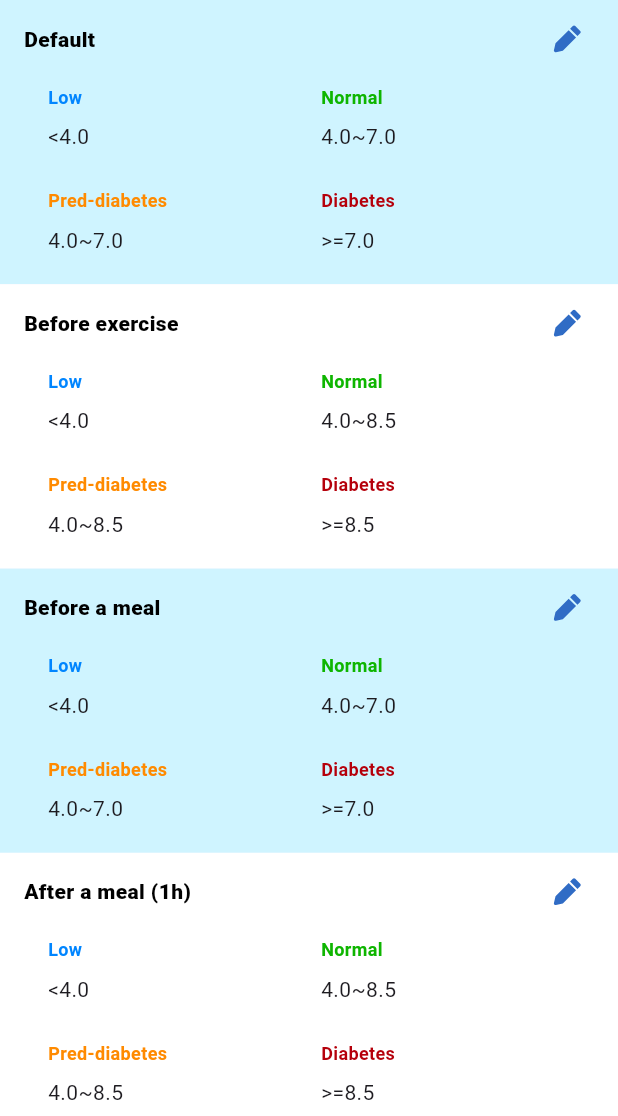
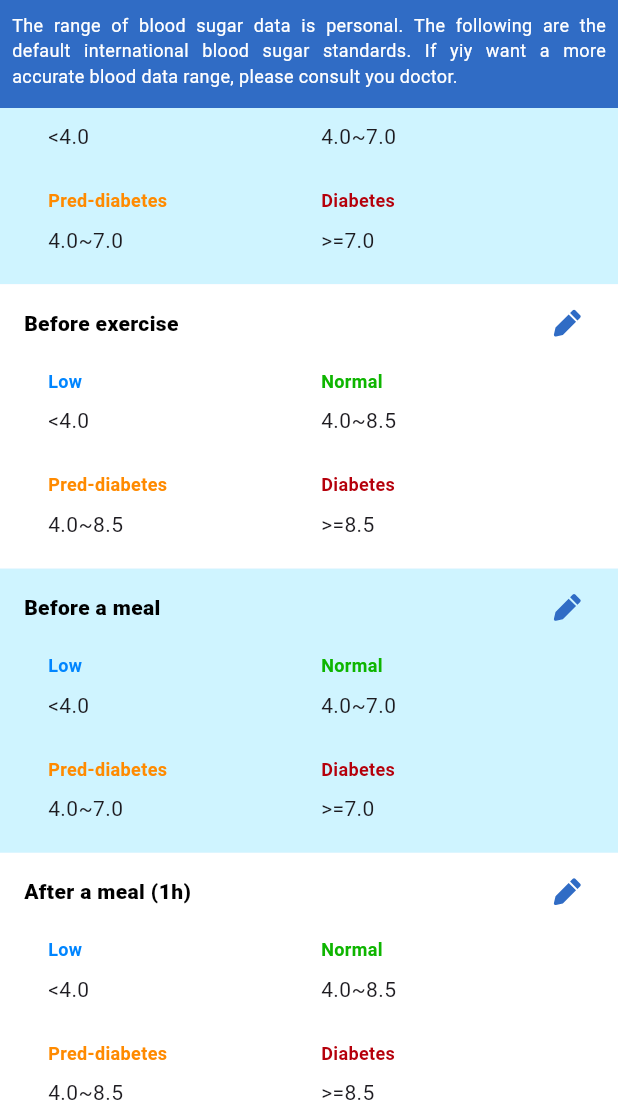
Before and after one commit to Intes-It-Mobile/blood-tracking-app, a Flutter app: the EditRangeScreens screen opened by its route, on a phone screen of 412 x 824 dp, the part 120-1236 px from its top. Run offline on Flutter 3.47's test engine with Material 2 defaults, Android fonts, the phone set to English and light mode, and no system bars; our stand-ins replace flutter_svg; missing offline and left inert: flutter_html_v3, flutter_share, sliding_switch.

Commit message:
fix EditRange

```diff
--- a/assets/lang/en.json
+++ b/assets/lang/en.json
@@ -64,5 +64,7 @@
     "date_and_time":"Date & Time",
     "condition":"Condition",
     "sugar amount":"Sugar Amount",
-    "Edit target range (mmol/L)":"Edit target range (mmol/L)"
+    "edit_target_range":"Edit target range (mmol/L)",
+    "record_remind":"Record_remind",
+    "notification":"The range of blood sugar data is personal. The following are the default international blood sugar standards. If yiy want a more accurate blood data range, please consult you doctor."
 }
--- a/assets/lang/fr.json
+++ b/assets/lang/fr.json
@@ -64,5 +64,7 @@
     "date_and_time":"Date & Time",
     "condition":"Condition",
     "sugar amount":"Sugar Amount",
-    "Edit target range (mmol/L)":"Edit target range (mmol/L)"
+    "edit_target_range":"Edit target range (mmol/L)",
+    "record_remind":"Record remind",
+    "notification":"The range of blood sugar data is personal. The following are the default international blood sugar standards. If yiy want a more accurate blood data range, please consult you doctor."
 }
--- a/assets/lang/vi.json
+++ b/assets/lang/vi.json
@@ -63,5 +63,7 @@
     "date_and_time":"Date & Time",
     "condition":"Condition",
     "sugar amount":"Sugar Amount",
-    "Edit target range (mmol/L)":"Edit target range (mmol/L)"
+    "edit_target_range":"Edit target range (mmol/L)",
+    "record_remind":"Record remind",
+    "notification":"The range of blood sugar data is personal. The following are the default international blood sugar standards. If yiy want a more accurate blood data range, please consult you doctor."
 }
--- a/lib/constants/assets.dart
+++ b/lib/constants/assets.dart
@@ -27,6 +27,8 @@ class Assets {
   static const String iconInfoBook = "assets/icons/ic_info_book.svg";
   static const String iconSwapUnit = "assets/icons/ic_swap_unit.svg";
   static const String iconX = "assets/icons/ic_x.svg";
+  static const String iconEditRange = "assets/icons/ic_edit_pen.svg";
+  static const String iconDelete = "assets/icons/ic_delete.svg";
 
   Assets._();
 }
--- a/lib/routes.dart
+++ b/lib/routes.dart
@@ -2,6 +2,7 @@ import 'package:blood_sugar_tracking/views/edit_range/edit_range_screens.dart';
 import 'package:blood_sugar_tracking/views/home/home_screen.dart';
 import 'package:blood_sugar_tracking/views/infomation/information_detail_screen.dart';
 import 'package:blood_sugar_tracking/views/new_record/new_record_screen.dart';
+import 'package:blood_sugar_tracking/views/record_remind/record_remind_screens.dart';
 import 'package:blood_sugar_tracking/views/setting/abt_us_screen.dart';
 import 'package:blood_sugar_tracking/views/splash/splash_screen.dart';
 import 'package:flutter/cupertino.dart';
@@ -17,6 +18,7 @@ class Routes {
   static const String abt_us = '/abt_us';
   static const String new_record = '/new_record';
   static const String edit_range = '/edit_range';
+  static const String record_remind = '/record_remind';
 
   static final routes = <String, WidgetBuilder>{
     splash: (context) => SplashScreen(),
@@ -25,6 +27,7 @@ class Routes {
     abt_us: (context) => AboutUsScreen(),
     new_record: (context) => NewRecordScreen(),
     edit_range: (context) => EditRangeScreens(),
+    record_remind: (context) => RecordRemindScreens(),
   };
 
   static Route<dynamic>? onGenerateRoute(RouteSettings settings) {
--- a/lib/views/edit_range/edit_range_screens.dart
+++ b/lib/views/edit_range/edit_range_screens.dart
@@ -53,7 +53,7 @@ class _EditRangeScreensState extends State<EditRangeScreens> {
                     ),
                     Expanded(
                       child: Text(
-                        "${AppLocalizations.of(context)!.getTranslate('Edit target range (mmol/L)')}",
+                        "${AppLocalizations.of(context)!.getTranslate('edit_target_range')}",
                         style: AppTheme.Headline20Text,
                         overflow: TextOverflow
                             .ellipsis, // Hiển thị dấu chấm ba khi có tràn
@@ -66,9 +66,11 @@ class _EditRangeScreensState extends State<EditRangeScreens> {
             ),
           ),
         ),
-        body: ListView.builder(
+        body: Stack(
+          children: [
+            ListView.builder(
                 primary: true,
-            physics: BouncingScrollPhysics(),
+                physics: const BouncingScrollPhysics(),
                 itemCount: editTargetRange.length,
                 itemBuilder: (BuildContext context, int index) {
                   return Container(
@@ -94,7 +96,7 @@ class _EditRangeScreensState extends State<EditRangeScreens> {
                                     fontWeight: FontWeight.w800),
                               ),
                               const Spacer(),
-                          SvgPicture.asset('assets/icons/ic_edit_range.svg'),
+                              SvgPicture.asset(Assets.iconEditRange),
                               const SizedBox(
                                 width: 24,
                               )
@@ -112,7 +114,8 @@ class _EditRangeScreensState extends State<EditRangeScreens> {
                                   padding: const EdgeInsets.only(left: 16),
                                   child: Column(
                                     mainAxisAlignment: MainAxisAlignment.start,
-                                crossAxisAlignment: CrossAxisAlignment.start,
+                                    crossAxisAlignment:
+                                        CrossAxisAlignment.start,
                                     children: [
                                       Text(
                                         "${AppLocalizations.of(context)!.getTranslate('low')}",
@@ -150,7 +153,9 @@ class _EditRangeScreensState extends State<EditRangeScreens> {
                                     const SizedBox(
                                       height: 8,
                                     ),
-                                Text('${editTargetRange[index].min.toString()}'+'~'+'${editTargetRange[index].max.toString()}'),
+                                    Text('${editTargetRange[index].min.toString()}' +
+                                        '~' +
+                                        '${editTargetRange[index].max.toString()}'),
                                   ],
                                 ),
                               ),
@@ -168,7 +173,8 @@ class _EditRangeScreensState extends State<EditRangeScreens> {
                                   padding: const EdgeInsets.only(left: 16),
                                   child: Column(
                                     mainAxisAlignment: MainAxisAlignment.start,
-                                crossAxisAlignment: CrossAxisAlignment.start,
+                                    crossAxisAlignment:
+                                        CrossAxisAlignment.start,
                                     children: [
                                       Text(
                                         "${AppLocalizations.of(context)!.getTranslate('pre_diabetes')}",
@@ -182,8 +188,9 @@ class _EditRangeScreensState extends State<EditRangeScreens> {
                                       const SizedBox(
                                         height: 8,
                                       ),
-                                  Text(
-                                      '${editTargetRange[index].min.toString()}'+'~'+'${editTargetRange[index].max.toString()}'),
+                                      Text('${editTargetRange[index].min.toString()}' +
+                                          '~' +
+                                          '${editTargetRange[index].max.toString()}'),
                                     ],
                                   ),
                                 ),
@@ -217,7 +224,22 @@ class _EditRangeScreensState extends State<EditRangeScreens> {
                       ),
                     ),
                   );
-            }));
+                }),
+            Container(
+              padding: const EdgeInsets.all(8),
+              height: 72,
+              width: double.infinity,
+              color: AppColors.AppColor4,
+              child: Text(
+                "${AppLocalizations.of(context)!.getTranslate('notification')}",
+                style: AppTheme.hintText
+                    .copyWith(color: Colors.white, fontWeight: FontWeight.w400),
+                textAlign: TextAlign.justify,
+                maxLines: 3,
+              ),
+            )
+          ],
+        ));
   }
 }
 
@@ -226,8 +248,8 @@ class EditTargetRange {
   final double max;
   final double min;
 
-  EditTargetRange(
-      {required this.name,
+  EditTargetRange({
+    required this.name,
     required this.max,
     required this.min,
   });
--- a/pubspec.yaml
+++ b/pubspec.yaml
@@ -46,6 +46,7 @@ dependencies:
   mobx: ^2.2.0
   flutter_mobx: ^2.0.6+5
   mobx_codegen: ^2.3.0
+  sliding_switch: ^1.1.0
 dev_dependencies:
   build_runner: ^2.2.0
   flutter_test:
```
Also changed, not shown: lib/views/record_remind/record_remind_screens.dart (added, +130 -0 lines), lib/views/setting/setting_screen.dart (+6 -1 lines), assets/icons/ic_delete.svg (added), assets/icons/ic_edit_pen.svg (renamed from assets/icons/ic_edit_range.svg), pubspec.lock. Lines whose indentation alone changed are shown as unchanged.
